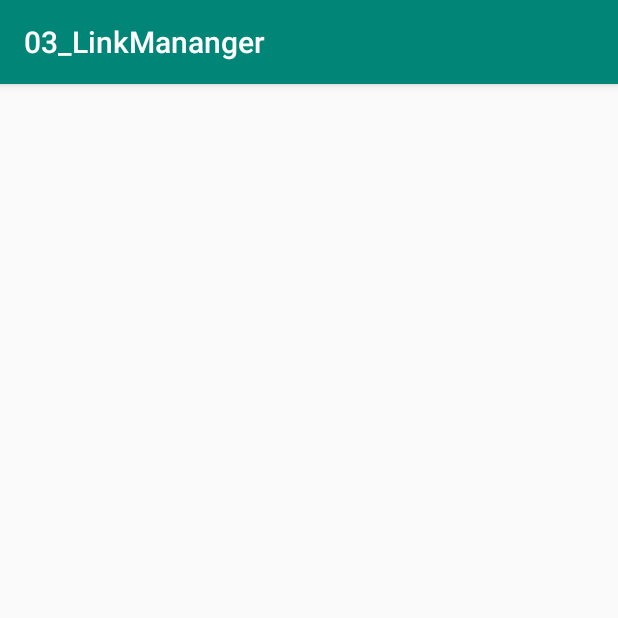
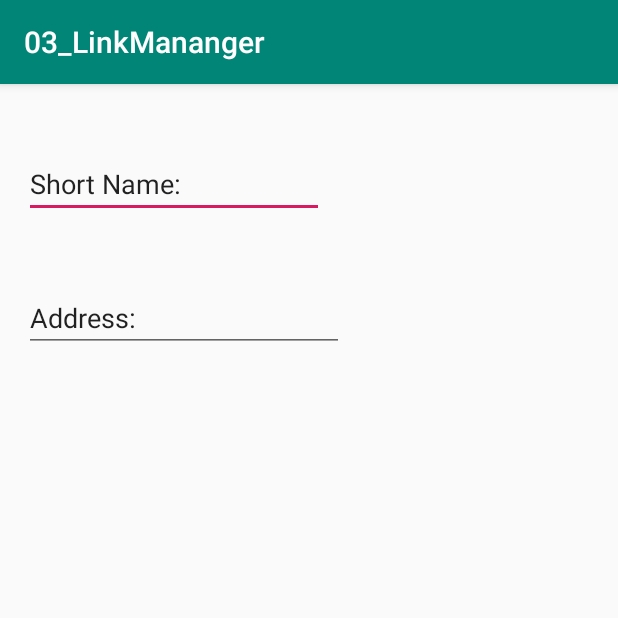
Before and after one commit to dahehn/2018-2019, an Android app: the SecondActivity screen opened directly, with no data from a screen before it, on a phone screen of 412 x 824 dp, the top half of it. Run offline under Robolectric (Android 15) with nearby library versions, the phone set to English and light mode, and no system bars.

Commit message:
no message

```diff
--- a/03_LinkMananger/app/src/main/java/com/example/woerk/a03_linkmananger/SecondActivity.java
+++ b/03_LinkMananger/app/src/main/java/com/example/woerk/a03_linkmananger/SecondActivity.java
@@ -1,7 +1,13 @@
 package com.example.woerk.a03_linkmananger;
 
+import android.os.Bundle;
 import android.support.v7.app.AppCompatActivity;
 
 public class SecondActivity extends AppCompatActivity {
 
+    @Override
+    protected void onCreate(Bundle savedInstanceState) {
+        super.onCreate(savedInstanceState);
+        setContentView(R.layout.activity_second);
+    }
 }
--- a/03_LinkMananger/app/src/main/res/layout/activity_main.xml
+++ b/03_LinkMananger/app/src/main/res/layout/activity_main.xml
@@ -4,7 +4,7 @@
     xmlns:tools="http://schemas.android.com/tools"
     android:layout_width="match_parent"
     android:layout_height="match_parent"
-    tools:context=".MainActivity">
+    tools:context="com.example.woerk.a03_linkmananger.MainActivity">
 
     <EditText
         android:id="@+id/editText"
--- a/03_LinkMananger/app/src/main/res/layout/activity_second.xml
+++ b/03_LinkMananger/app/src/main/res/layout/activity_second.xml
@@ -1,6 +1,34 @@
 <?xml version="1.0" encoding="utf-8"?>
-<android.support.constraint.ConstraintLayout
-    xmlns:android="http://schemas.android.com/apk/res/android" android:layout_width="match_parent"
-    android:layout_height="match_parent">
+<android.support.constraint.ConstraintLayout xmlns:android="http://schemas.android.com/apk/res/android"
+    xmlns:app="http://schemas.android.com/apk/res-auto"
+    xmlns:tools="http://schemas.android.com/tools"
+    android:layout_width="match_parent"
+    android:layout_height="match_parent"
+    tools:context="com.example.woerk.a03_linkmananger.SecondActivity">
 
+    <EditText
+        android:id="@+id/editTextShort"
+        android:layout_width="200dp"
+        android:layout_height="wrap_content"
+        android:layout_marginStart="16dp"
+        android:layout_marginLeft="16dp"
+        android:layout_marginTop="44dp"
+        android:ems="10"
+        android:inputType="textPersonName"
+        android:text="Short Name:"
+        app:layout_constraintStart_toStartOf="parent"
+        app:layout_constraintTop_toTopOf="parent" />
+
+    <EditText
+        android:id="@+id/editTextAddress"
+        android:layout_width="wrap_content"
+        android:layout_height="wrap_content"
+        android:layout_marginStart="16dp"
+        android:layout_marginLeft="16dp"
+        android:layout_marginTop="44dp"
+        android:ems="10"
+        android:inputType="textPersonName"
+        android:text="Address:"
+        app:layout_constraintStart_toStartOf="parent"
+        app:layout_constraintTop_toBottomOf="@+id/editTextShort" />
 </android.support.constraint.ConstraintLayout>
```
Also changed, not shown: 03_LinkMananger/app/src/main/java/com/example/woerk/a03_linkmananger/MainActivity.java (+16 -3 lines), 03_LinkMananger/app/src/main/res/menu/manu_main.xml (deleted, +0 -15 lines), 03_LinkMananger/app/src/main/res/menu/menu_main.xml (added, +14 -0 lines).
